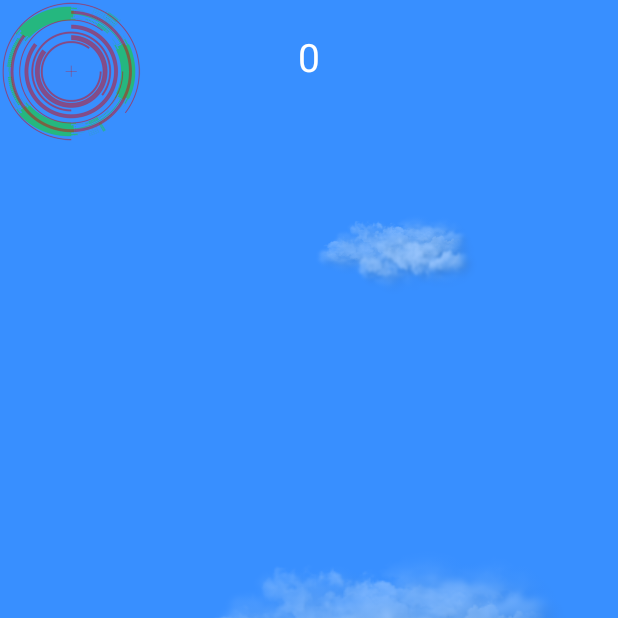
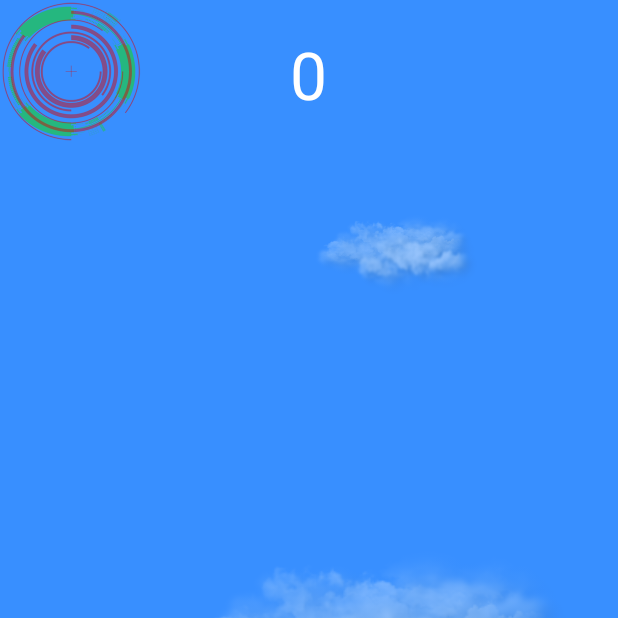
Before and after one commit to Informaticore/blocks, an Android app: the screen it shows after launch (MainActivity), on a phone screen of 412 x 824 dp, the top half of it. Run offline under Robolectric (Android 15) with nearby library versions, the phone set to English and light mode, and no system bars; libraries missing offline, so code that uses them is left out: com.plattysoft.leonids.

```diff
--- a/app/src/main/res/layout/activity_main.xml
+++ b/app/src/main/res/layout/activity_main.xml
@@ -18,7 +18,7 @@
         android:layout_height="wrap_content"
         android:layout_centerHorizontal="true"
         android:layout_marginTop="20dp"
-        android:textSize="26sp"
+        android:textSize="44sp"
         android:text="0"
         android:textColor="#ffffff"
         />
```
Also changed, not shown: app/src/main/java/com/dudes/android/blocks/MainActivity.java (+7 -0 lines).
